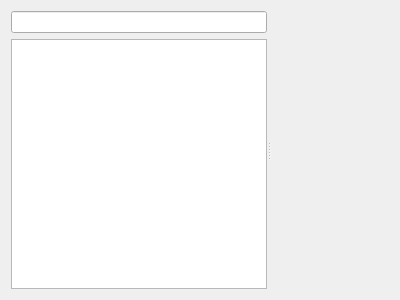
KDAB/GammaRay, file ui/tools/objectinspector/objectinspectorwidget.ui: the form before one commit.
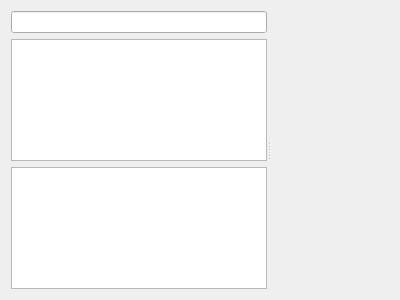
The form after the commit. Custom widgets are drawn as their Qt base class.

Commit message: Add favoriting to objects tree view

```diff
--- a/ui/tools/objectinspector/objectinspectorwidget.ui
+++ b/ui/tools/objectinspector/objectinspectorwidget.ui
@@ -21,6 +21,9 @@
        <item>
         <widget class="QLineEdit" name="objectSearchLine"/>
        </item>
+       <item>
+        <widget class="GammaRay::ObjectsFavoriteView" name="favoritesTreeView"/>
+       </item>
        <item>
         <widget class="GammaRay::DeferredTreeView" name="objectTreeView">
          <property name="sizePolicy">
@@ -60,6 +63,11 @@
    <extends>QTreeView</extends>
    <header>deferredtreeview.h</header>
   </customwidget>
+  <customwidget>
+   <class>GammaRay::ObjectsFavoriteView</class>
+   <extends>QTreeView</extends>
+   <header>tools/objectinspector/objectsfavoriteview.h</header>
+  </customwidget>
  </customwidgets>
  <resources/>
  <connections/>
```
The commit also changes 12 other files.
